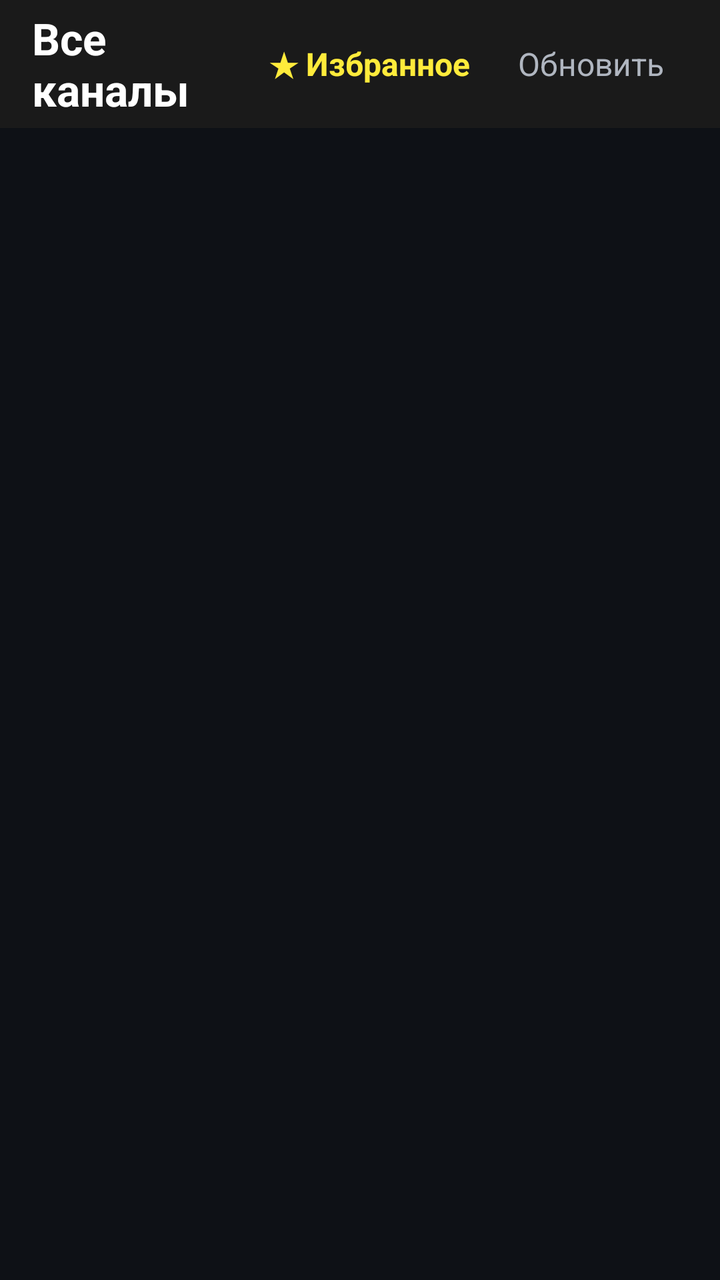
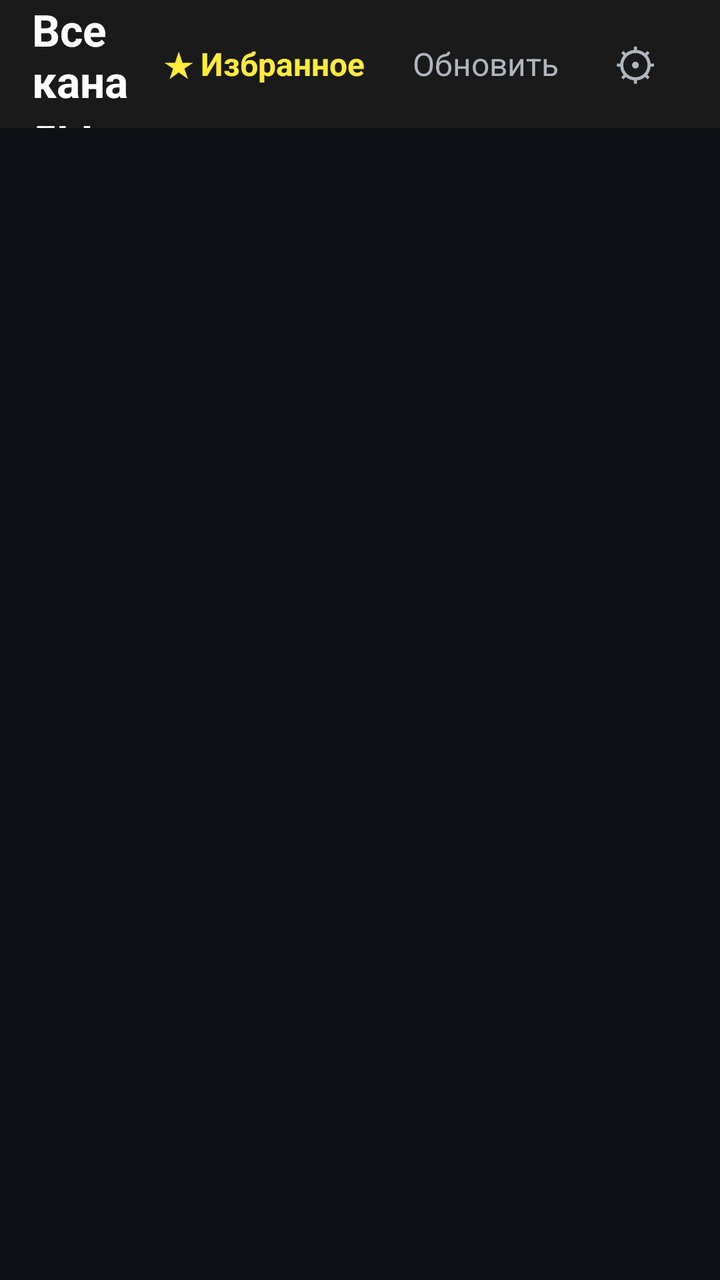

Compare the two renders of this Android layout. The source of the first and the diff that turns it into the second are given below.
<!-- AndroidManifest.xml: application theme Theme.TVPlayer -->
<!-- res/layout/activity_main.xml -->
<?xml version="1.0" encoding="utf-8"?>
<androidx.constraintlayout.widget.ConstraintLayout
    xmlns:android="http://schemas.android.com/apk/res/android"
    xmlns:app="http://schemas.android.com/apk/res-auto"
    android:layout_width="match_parent"
    android:layout_height="match_parent"
    android:background="@color/bg">
    <LinearLayout
        android:id="@+id/topBar"
        android:layout_width="match_parent"
        android:layout_height="64dp"
        android:orientation="horizontal"
        android:background="#1A1A1A"
        android:gravity="center_vertical"
        android:paddingHorizontal="16dp"
        app:layout_constraintTop_toTopOf="parent">
        <TextView
            android:id="@+id/txtTitle"
            android:layout_width="0dp"
            android:layout_height="wrap_content"
            android:layout_weight="1"
            android:text="Все каналы"
            android:textColor="@color/text"
            android:textSize="22sp"
            android:textStyle="bold" />
        <TextView
            android:id="@+id/btnFavFilter"
            android:layout_width="wrap_content"
            android:layout_height="wrap_content"
            android:text="★ Избранное"
            android:textColor="#FFEB3B"
            android:textSize="16sp"
            android:textStyle="bold"
            android:padding="12dp"
            android:focusable="true"
            android:clickable="true"
            android:background="?attr/selectableItemBackground" />
        <TextView
            android:id="@+id/btnRefresh"
            android:layout_width="wrap_content"
            android:layout_height="wrap_content"
            android:text="Обновить"
            android:textColor="@color/text_dim"
            android:textSize="16sp"
            android:padding="12dp"
            android:focusable="true"
            android:clickable="true"
            android:background="?attr/selectableItemBackground" />
    </LinearLayout>
    <androidx.recyclerview.widget.RecyclerView
        android:id="@+id/recycler"
        android:layout_width="0dp"
        android:layout_height="0dp"
        android:padding="8dp"
        android:clipToPadding="false"
        app:layout_constraintTop_toBottomOf="@id/topBar"
        app:layout_constraintBottom_toBottomOf="parent"
        app:layout_constraintStart_toStartOf="parent"
        app:layout_constraintEnd_toEndOf="parent" />
    <ProgressBar
        android:id="@+id/progress"
        android:layout_width="wrap_content"
        android:layout_height="wrap_content"
        app:layout_constraintTop_toTopOf="@id/recycler"
        app:layout_constraintBottom_toBottomOf="@id/recycler"
        app:layout_constraintStart_toStartOf="parent"
        app:layout_constraintEnd_toEndOf="parent" />
    <TextView
        android:id="@+id/error"
        android:layout_width="wrap_content"
        android:layout_height="wrap_content"
        android:textColor="@color/text_dim"
        android:visibility="gone"
        app:layout_constraintTop_toTopOf="@id/recycler"
        app:layout_constraintBottom_toBottomOf="@id/recycler"
        app:layout_constraintStart_toStartOf="parent"
        app:layout_constraintEnd_toEndOf="parent" />
</androidx.constraintlayout.widget.ConstraintLayout>
<!-- resources referenced by this layout -->
<resources>
  <color name="bg">#FF0E1116</color>
  <color name="text">#FFFFFFFF</color>
  <color name="text_dim">#FFB0B6C0</color>
  <style name="Theme.TVPlayer" parent="Theme.AppCompat.NoActionBar">
          <item name="android:windowBackground">@color/bg</item>
          <item name="android:statusBarColor">@color/bg</item>
          <item name="android:navigationBarColor">@color/bg</item>
          <item name="android:textColor">@color/text</item>
      </style>
</resources>

<!-- the commit's change to res/layout/activity_main.xml (unified diff, before → after) -->
@@ -46,6 +46,17 @@
             android:focusable="true"
             android:clickable="true"
             android:background="?attr/selectableItemBackground" />
+        <TextView
+            android:id="@+id/btnSettings"
+            android:layout_width="wrap_content"
+            android:layout_height="wrap_content"
+            android:text="⚙"
+            android:textColor="@color/text_dim"
+            android:textSize="22sp"
+            android:paddingHorizontal="16dp"
+            android:focusable="true"
+            android:clickable="true"
+            android:background="?attr/selectableItemBackground" />
     </LinearLayout>
     <androidx.recyclerview.widget.RecyclerView
         android:id="@+id/recycler"
